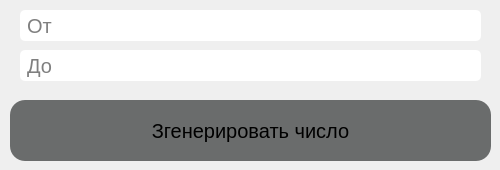
BestAndrii/BGenerator, file untitled.ui: the form before one commit.
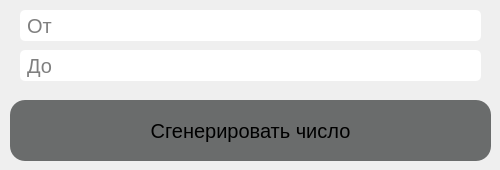
The form after the commit.

Diff of the .ui file:
```diff
--- a/untitled.ui
+++ b/untitled.ui
@@ -50,7 +50,7 @@
      <string notr="true"/>
     </property>
     <property name="text">
-     <string>Згенерировать число</string>
+     <string>Сгенерировать число</string>
     </property>
    </widget>
    <widget class="QLineEdit" name="lineEdit">
```
